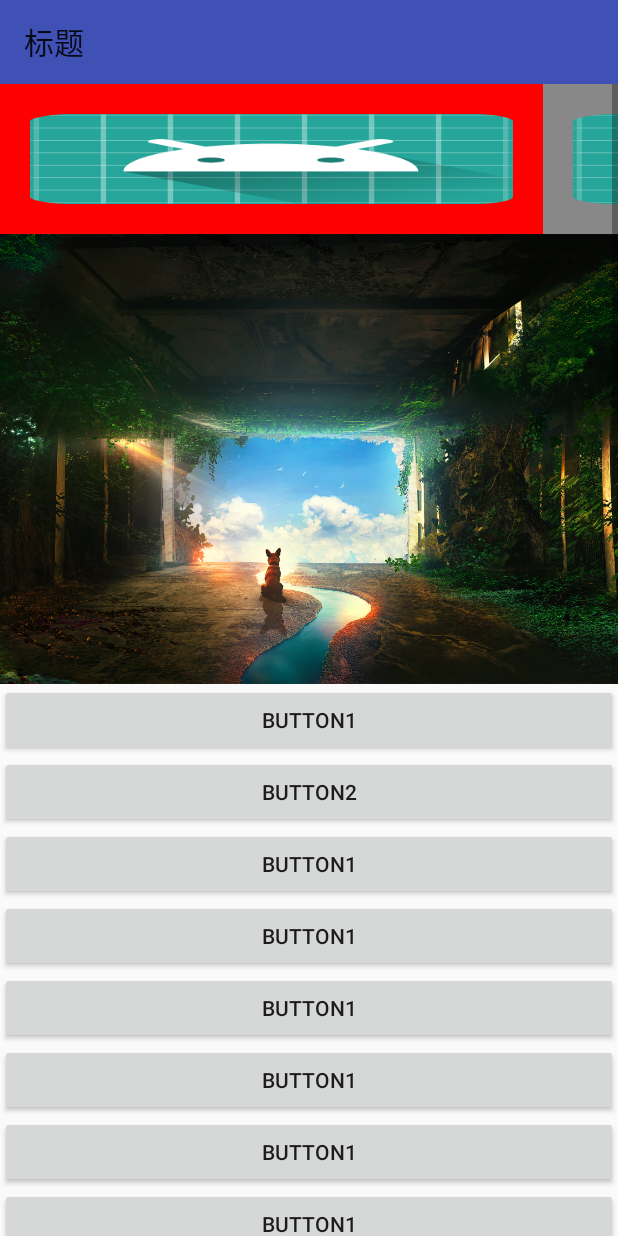
After one commit to LiuLinXin/StudyUI, an Android app: the Day11ActivityPalette screen opened directly, with no data from a screen before it, on a phone screen of 412 x 824 dp. The commit adds this screen. Run offline under Robolectric (Android 15) with nearby library versions, the phone set to English and light mode, and no system bars; libraries missing offline, so code that uses them is left out: android.support.v7; 1 statement that could not run was skipped.

Commit message:
day11_half

```diff
--- a/app/src/main/AndroidManifest.xml
+++ b/app/src/main/AndroidManifest.xml
@@ -27,6 +27,7 @@
         <activity android:name=".day8_snackbar.Day8SnackbarActivity"/>
         <activity android:name=".day9_textinputlayout.Day9_textinputlayout"/>
         <activity android:name=".day10_toolbar.Day10_toolbarActivity"/>
+        <activity android:name=".day11_palette.Day11ActivityPalette"/>
     </application>
 
 </manifest>
--- a/app/src/main/java/com/example/sober_philer/studyui/MainActivity.java
+++ b/app/src/main/java/com/example/sober_philer/studyui/MainActivity.java
@@ -6,6 +6,7 @@ import android.support.v7.app.AppCompatActivity;
 import android.view.View;
 
 import com.example.sober_philer.studyui.day10_toolbar.Day10_toolbarActivity;
+import com.example.sober_philer.studyui.day11_palette.Day11ActivityPalette;
 import com.example.sober_philer.studyui.day4_recyclerview_itemdecoration.Day4ActivityRecyclerViewDivider;
 import com.example.sober_philer.studyui.day5_recyclerview_headerfooter.ActivityDay5;
 import com.example.sober_philer.studyui.day6_recyclerview_animation.ActivityDay6RecyclerViewAnimation;
@@ -26,6 +27,7 @@ public class MainActivity extends AppCompatActivity implements View.OnClickListe
         findViewById(R.id.day8).setOnClickListener(this);
         findViewById(R.id.day9).setOnClickListener(this);
         findViewById(R.id.day10).setOnClickListener(this);
+        findViewById(R.id.day11).setOnClickListener(this);
     }
 
     @Override
@@ -46,6 +48,8 @@ public class MainActivity extends AppCompatActivity implements View.OnClickListe
             startActivity(new Intent(this, Day9_textinputlayout.class));
         }else if(id == R.id.day10){
             startActivity(new Intent(this, Day10_toolbarActivity.class));
+        }else if(id == R.id.day11){
+            startActivity(new Intent(this, Day11ActivityPalette.class));
         }
     }
 }
--- /dev/null
+++ b/app/src/main/java/com/example/sober_philer/studyui/day11_palette/Day11ActivityPalette.java
@@ -0,0 +1,117 @@
+package com.example.sober_philer.studyui.day11_palette;
+
+import android.graphics.Bitmap;
+import android.graphics.Color;
+import android.graphics.drawable.BitmapDrawable;
+import android.graphics.drawable.Drawable;
+import android.os.Bundle;
+import android.support.annotation.NonNull;
+import android.support.annotation.Nullable;
+import android.support.v4.view.PagerAdapter;
+import android.support.v4.view.ViewPager;
+import android.support.v7.app.AppCompatActivity;
+import android.support.v7.graphics.Palette;
+import android.util.Log;
+import android.view.View;
+import android.view.ViewGroup;
+import android.view.ViewParent;
+import android.widget.ImageView;
+import android.widget.ScrollView;
+import android.widget.Toolbar;
+
+import com.example.sober_philer.studyui.R;
+
+/**
+ * Created by philer on 2017/12/20.
+ */
+
+public class Day11ActivityPalette extends AppCompatActivity implements PhilerScrollView.ScrollListener {
+
+    private PhilerScrollView scrollView;
+    private android.support.v7.widget.Toolbar toolbar;
+    private ViewPager vpContent;
+    private ImageView ivIcon;
+    private View idView;
+
+    @Override
+    protected void onCreate(@Nullable Bundle savedInstanceState) {
+        super.onCreate(savedInstanceState);
+        setContentView(R.layout.activity_day11);
+        toolbar = (android.support.v7.widget.Toolbar) findViewById(R.id.toolbar);
+        scrollView = (PhilerScrollView) findViewById(R.id.scrollView);
+        setSupportActionBar(toolbar);
+
+        vpContent = (ViewPager) findViewById(R.id.vpContent);
+        ivIcon = (ImageView) findViewById(R.id.ivIcon);
+        idView = findViewById(R.id.idView);
+        scrollView.setScrollListener(this);
+        vpContent.setAdapter(new InnerAdapter());
+
+        BitmapDrawable drawable = (BitmapDrawable)ivIcon.getDrawable();
+        final Bitmap bitmap = drawable.getBitmap();
+        Palette.from(bitmap).generate(new Palette.PaletteAsyncListener() {
+            @Override
+            public void onGenerated(@NonNull Palette palette) {
+                int temp = palette.getLightVibrantColor(Color.RED);
+                int darkMutedColor;
+                Color.argb(0,0,0,0);
+                darkMutedColor = temp;
+                int red = darkMutedColor >> 16 & 0B11111111;
+                darkMutedColor = temp;
+                int green = darkMutedColor >> 8 & 0B11111111;
+                darkMutedColor = temp;
+                int blue = darkMutedColor & 0B11111111;
+                Log.i("philer", "r : "+red);
+                Log.i("philer", "g : "+green);
+                Log.i("philer", "b : "+blue);
+
+
+                int i = (125 << 24) ^ temp;
+                idView.setBackgroundColor(i);
+            }
+        });
+    }
+
+    @Override
+    public void scroll(float percent) {
+        Log.i("philer", "percent : "+percent);
+        toolbar.setAlpha(1 - percent);
+    }
+
+    class InnerAdapter extends PagerAdapter{
+
+        @Override
+        public Object instantiateItem(ViewGroup container, int position) {
+            ImageView ivIcon = new ImageView(container.getContext());
+            ViewPager.LayoutParams layoutParams = new ViewPager.LayoutParams();
+            layoutParams.width = ViewPager.LayoutParams.MATCH_PARENT;
+            layoutParams.height = ViewPager.LayoutParams.MATCH_PARENT;
+            ivIcon.setLayoutParams(layoutParams);
+            ivIcon.setScaleType(ImageView.ScaleType.FIT_XY);
+            ivIcon.setPadding(30, 30, 30, 30);
+            if(position % 2 == 0) {
+                ivIcon.setBackgroundColor(Color.RED);
+            }else{
+                ivIcon.setBackgroundColor(Color.GRAY);
+            }
+            ivIcon.setImageResource(R.mipmap.ic_launcher);
+            container.addView(ivIcon);
+            return ivIcon;
+        }
+
+        @Override
+        public void destroyItem(ViewGroup container, int position, Object object) {
+            container.removeView((View) object);
+        }
+
+        @Override
+        public int getCount() {
+            return 10;
+        }
+
+        @Override
+        public boolean isViewFromObject(View view, Object object) {
+            return view == object;
+        }
+    }
+}
--- /dev/null
+++ b/app/src/main/java/com/example/sober_philer/studyui/day11_palette/PhilerScrollView.java
@@ -0,0 +1,56 @@
+package com.example.sober_philer.studyui.day11_palette;
+
+import android.content.Context;
+import android.util.AttributeSet;
+import android.util.Log;
+import android.widget.ScrollView;
+
+/**
+ * Created by philer on 2017/12/20.
+ */
+
+public class PhilerScrollView extends ScrollView {
+    public ScrollListener getScrollListener() {
+        return scrollListener;
+    }
+
+    public void setScrollListener(ScrollListener scrollListener) {
+        this.scrollListener = scrollListener;
+    }
+
+    public interface ScrollListener{
+        void scroll(float percent);
+    }
+
+    private ScrollListener scrollListener;
+
+    public PhilerScrollView(Context context, AttributeSet attrs) {
+        super(context, attrs);
+    }
+
+    public PhilerScrollView(Context context, AttributeSet attrs, int defStyleAttr) {
+        super(context, attrs, defStyleAttr);
+    }
+
+    public PhilerScrollView(Context context, AttributeSet attrs, int defStyleAttr, int defStyleRes) {
+        super(context, attrs, defStyleAttr, defStyleRes);
+    }
+
+    public PhilerScrollView(Context context) {
+        super(context);
+    }
+
+    @Override
+    protected void onScrollChanged(int l, int t, int oldl, int oldt) {
+        super.onScrollChanged(l, t, oldl, oldt);
+        int screenHeight = getContext().getResources().getDisplayMetrics().heightPixels;
+        int maxHeight = (int) (screenHeight * 0.3);
+        int scrollHeight = getScrollY();
+
+        if(scrollHeight > maxHeight){
+            scrollListener.scroll(1);
+        }else {
+            scrollListener.scroll((float)scrollHeight / maxHeight);
+        }
+    }
+}
--- /dev/null
+++ b/app/src/main/res/layout/activity_day11.xml
@@ -0,0 +1,166 @@
+<?xml version="1.0" encoding="utf-8"?>
+<RelativeLayout xmlns:android="http://schemas.android.com/apk/res/android"
+    android:layout_width="match_parent"
+    android:layout_height="match_parent"
+    xmlns:app="http://schemas.android.com/apk/res-auto">
+
+    <com.example.sober_philer.studyui.day11_palette.PhilerScrollView
+        android:id="@+id/scrollView"
+        android:layout_width="match_parent"
+        android:paddingTop="?attr/actionBarSize"
+        android:clipToPadding="false"
+        android:layout_height="match_parent">
+        <android.support.v7.widget.LinearLayoutCompat
+            android:layout_width="match_parent"
+            android:orientation="vertical"
+            android:layout_height="match_parent">
+            <android.support.v4.view.ViewPager
+                android:id="@+id/vpContent"
+                android:paddingRight="50dp"
+                android:clipChildren="false"
+                android:clipToPadding="false"
+                android:layout_width="match_parent"
+                android:layout_height="100dp"/>
+            <RelativeLayout
+                android:layout_width="match_parent"
+                android:layout_height="300dp">
+            <android.support.v7.widget.AppCompatImageView
+                android:id="@+id/ivIcon"
+                android:src="@mipmap/back"
+                android:scaleType="centerCrop"
+                android:layout_width="match_parent"
+                android:layout_height="300dp" />
+
+            <View
+                android:id="@+id/idView"
+                android:layout_alignParentBottom="true"
+                android:layout_width="match_parent"
+                android:layout_height="100dp"/>
+
+            </RelativeLayout>
+            <Button
+                android:text="Button1"
+                android:layout_width="match_parent"
+                android:layout_height="wrap_content" />
+            <Button
+                android:text="Button2"
+                android:layout_width="match_parent"
+                style="?android:attr/buttonStyleSmall"
+                android:layout_height="wrap_content" />
+            <Button
+                android:text="Button1"
+                android:layout_width="match_parent"
+                android:layout_height="wrap_content" />
+            <Button
+                android:text="Button1"
+                android:layout_width="match_parent"
+                android:layout_height="wrap_content" />
+            <Button
+                android:text="Button1"
+                android:layout_width="match_parent"
+                android:layout_height="wrap_content" />
+            <Button
+                android:text="Button1"
+                android:layout_width="match_parent"
+                android:layout_height="wrap_content" />
+            <Button
+                android:text="Button1"
+                android:layout_width="match_parent"
+                android:layout_height="wrap_content" />
+            <Button
+                android:text="Button1"
+                android:layout_width="match_parent"
+                android:layout_height="wrap_content" />
+            <Button
+                android:text="Button1"
+                android:layout_width="match_parent"
+                android:layout_height="wrap_content" />
+            <Button
+                android:text="Button1"
+                android:layout_width="match_parent"
+                android:layout_height="wrap_content" />
+            <Button
+                android:text="Button1"
+                android:layout_width="match_parent"
+                android:layout_height="wrap_content" />
+            <Button
+                android:text="Button1"
+                android:layout_width="match_parent"
+                android:layout_height="wrap_content" />
+            <Button
+                android:text="Button1"
+                android:layout_width="match_parent"
+                android:layout_height="wrap_content" />
+            <Button
+                android:text="Button1"
+                android:layout_width="match_parent"
+                android:layout_height="wrap_content" /><Button
+                android:text="Button1"
+                android:layout_width="match_parent"
+                android:layout_height="wrap_content" /><Button
+                android:text="Button1"
+                android:layout_width="match_parent"
+                android:layout_height="wrap_content" /><Button
+                android:text="Button1"
+                android:layout_width="match_parent"
+                android:layout_height="wrap_content" /><Button
+                android:text="Button1"
+                android:layout_width="match_parent"
+                android:layout_height="wrap_content" /><Button
+                android:text="Button1"
+                android:layout_width="match_parent"
+                android:layout_height="wrap_content" /><Button
+                android:text="Button1"
+                android:layout_width="match_parent"
+                android:layout_height="wrap_content" /><Button
+                android:text="Button1"
+                android:layout_width="match_parent"
+                android:layout_height="wrap_content" /><Button
+                android:text="Button1"
+                android:layout_width="match_parent"
+                android:layout_height="wrap_content" /><Button
+                android:text="Button1"
+                android:layout_width="match_parent"
+                android:layout_height="wrap_content" /><Button
+                android:text="Button1"
+                android:layout_width="match_parent"
+                android:layout_height="wrap_content" /><Button
+                android:text="Button1"
+                android:layout_width="match_parent"
+                android:layout_height="wrap_content" /><Button
+                android:text="Button1"
+                android:layout_width="match_parent"
+                android:layout_height="wrap_content" /><Button
+                android:text="Button1"
+                android:layout_width="match_parent"
+                android:layout_height="wrap_content" /><Button
+                android:text="Button1"
+                android:layout_width="match_parent"
+                android:layout_height="wrap_content" /><Button
+                android:text="Button1"
+                android:layout_width="match_parent"
+                android:layout_height="wrap_content" /><Button
+                android:text="Button1"
+                android:layout_width="match_parent"
+                android:layout_height="wrap_content" /><Button
+                android:text="Button1"
+                android:layout_width="match_parent"
+                android:layout_height="wrap_content" /><Button
+                android:text="Button1"
+                android:layout_width="match_parent"
+                android:layout_height="wrap_content" /><Button
+                android:text="Button1"
+                android:layout_width="match_parent"
+                android:layout_height="wrap_content" />
+
+        </android.support.v7.widget.LinearLayoutCompat>
+    </com.example.sober_philer.studyui.day11_palette.PhilerScrollView>
+
+    <android.support.v7.widget.Toolbar
+        android:id="@+id/toolbar"
+        app:title="标题"
+        android:background="?attr/colorPrimary"
+        android:layout_width="match_parent"
+        android:layout_height="?attr/actionBarSize"/>
+
+</RelativeLayout>
--- a/app/src/main/res/layout/activity_main.xml
+++ b/app/src/main/res/layout/activity_main.xml
@@ -91,4 +91,16 @@
         android:background="#ccc"
         android:layout_width="match_parent"
         android:layout_height="0.5dp"/>
+
+    <android.support.v7.widget.AppCompatButton
+        android:id="@+id/day11"
+        android:text="day11_palette"
+        android:layout_width="match_parent"
+        android:background="?android:attr/selectableItemBackground"
+        android:layout_height="44dp"/>
+
+    <View
+        android:background="#ccc"
+        android:layout_width="match_parent"
+        android:layout_height="0.5dp"/>
 </LinearLayout>
```
Also changed, not shown: app/build.gradle (+4 -3 lines), app/src/main/res/mipmap-xhdpi/back.jpg (added), 1 other file.
